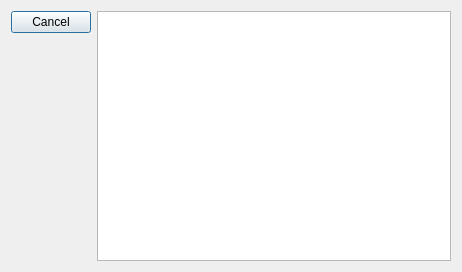
The window that GuiPG/src/View/Profil/dialogprofile.ui (Diakakodo/GuiPG) describes before a commit, drawn with Qt 5.
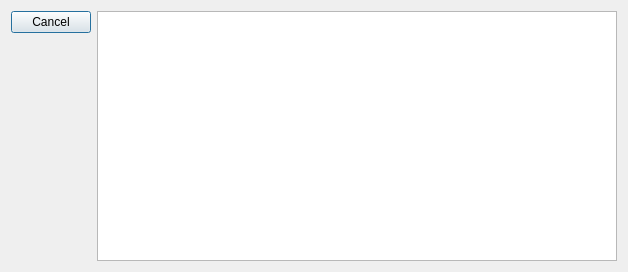
The same window after the commit.

Commit message: maj vue profil, ajout d'une colonne pour l'executable gpg

The edit to the form file:
```diff
--- a/GuiPG/src/View/Profil/dialogprofile.ui
+++ b/GuiPG/src/View/Profil/dialogprofile.ui
@@ -6,7 +6,7 @@
    <rect>
     <x>0</x>
     <y>0</y>
-    <width>462</width>
+    <width>628</width>
     <height>272</height>
    </rect>
   </property>
```
The commit also changes 1 other file.
